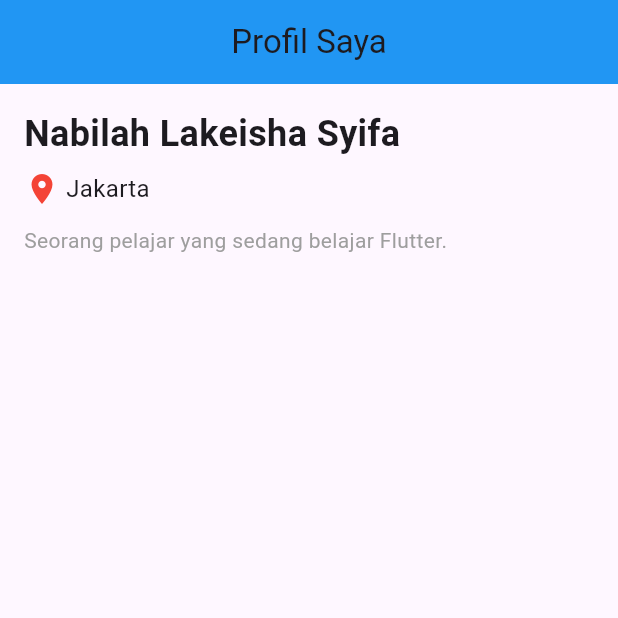
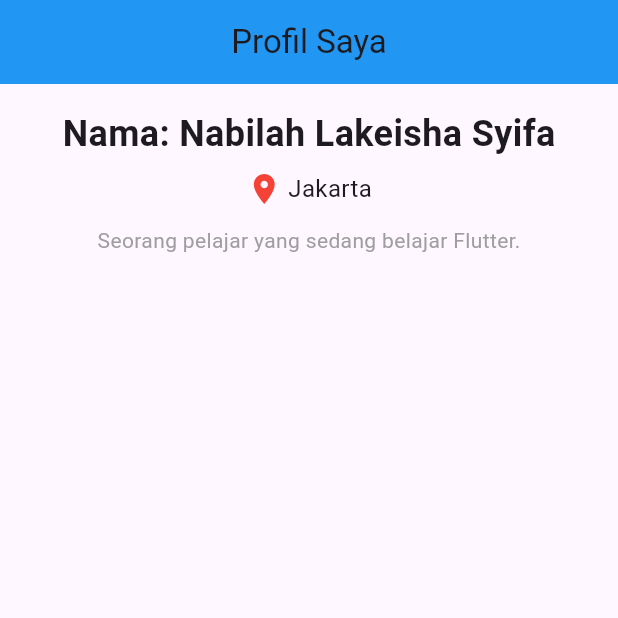
Before and after one commit to nblksy/belajar_flutter, a Flutter app: the screen it shows after launch, on a phone screen of 412 x 824 dp, the top half of it. Run offline on Flutter 3.47's test engine with Material 3 defaults, Android fonts, the phone set to English and light mode, and no system bars.

Commit message:
tugas2flutter

```diff
--- a/lib/tugas_1/tugas_1.dart
+++ b/lib/tugas_1/tugas_1.dart
@@ -10,7 +10,6 @@ class Tugas1Flutter extends StatelessWidget {
   @override
   Widget build(BuildContext context) {
     return MaterialApp(
-      debugShowCheckedModeBanner: false,
       home: ProfilSaya(),
     );
   }
@@ -28,11 +27,11 @@ class ProfilSaya extends StatelessWidget {
       body: Padding(
         padding: const EdgeInsets.all(16.0),
         child: Column(
-          crossAxisAlignment: CrossAxisAlignment.start,
+          crossAxisAlignment: CrossAxisAlignment.center,
           children: [
 
             const Text(
-              'Nabilah Lakeisha Syifa',
+              'Nama: Nabilah Lakeisha Syifa',
               style: TextStyle(
                 fontSize: 24,
                 fontWeight: FontWeight.bold,
@@ -43,6 +42,7 @@ class ProfilSaya extends StatelessWidget {
 
 
             Row(
+                mainAxisAlignment: MainAxisAlignment.center,
               children: const [
                 Icon(
                   Icons.location_on,
```
